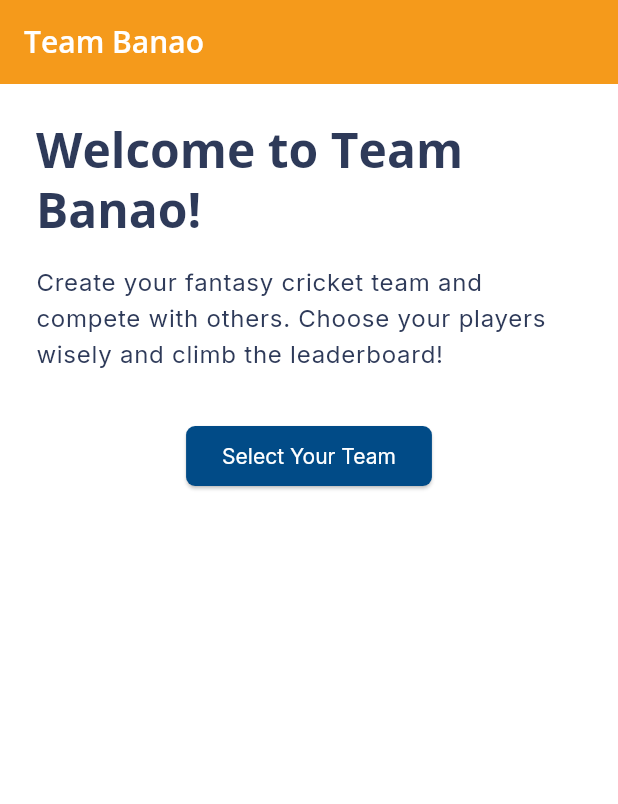
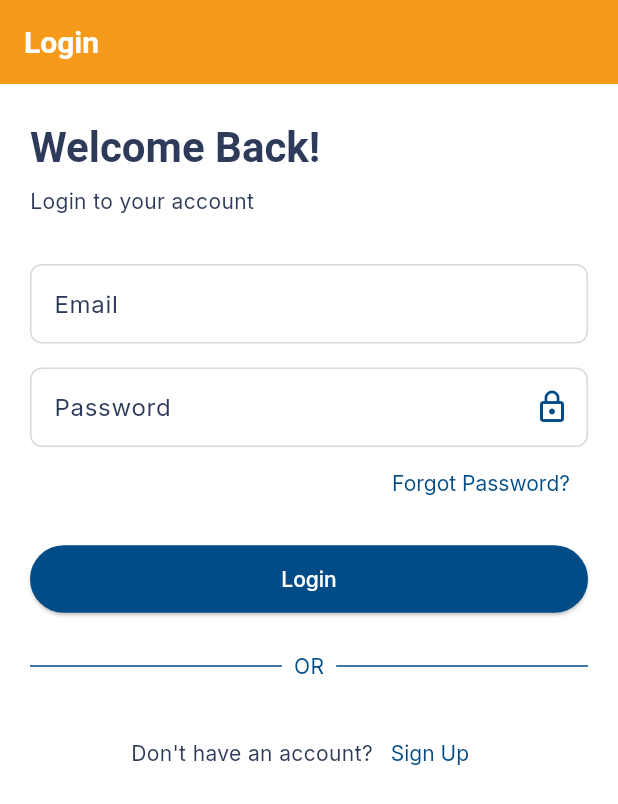
Before and after one commit to Devvratbytelogic/team_banao, a Flutter app: the screen it shows after launch, on a phone screen of 412 x 824 dp. Shown: the top 804 px of the screen. Run offline on Flutter 3.47's test engine with Material 3 defaults, Android fonts, the light colour scheme and no system bars; our stand-ins replace google_fonts, shared_preferences; Roboto replaces fonts that are missing (Ubuntu).

Commit message:
Refactored code with global function for reuse and set up login_screen.dart ---------------------- 1. Updated app_theme.dart with default styling data for consistent theming. 2. Added new constants to constants.dart to manage global horizontal and vertical spacing. 3. Created custom button widgets to standardize button usage across the application. 4. Added custom_divider.dart to implement dividers throughout the app. 5 Implemented custom input widgets to manage form fields application-wide.

```diff
--- /dev/null
+++ b/devtools_options.yaml
@@ -0,0 +1,3 @@
+description: This file stores settings for Dart & Flutter DevTools.
+documentation: https://docs.flutter.dev/tools/devtools/extensions#configure-extension-enablement-states
+extensions:
--- a/lib/src/ app.dart
+++ b/lib/src/ app.dart
@@ -1,20 +1,29 @@
 // # Root widget and routes
 
 import 'package:flutter/material.dart';
+import 'package:shared_preferences/shared_preferences.dart';
 import 'package:team_banao/src/screens/home_screen.dart';
+import 'package:team_banao/src/screens/login_screen.dart';
 
 import 'theme/app_theme.dart';
 
 class TeamBanaoApp extends StatelessWidget {
   const TeamBanaoApp({Key? key}) : super(key: key);
 
+  Future<Widget> _getInitialScreen() async {
+    SharedPreferences prefs = await SharedPreferences.getInstance();
+    bool isLoggedIn = prefs.getBool('isLoggedIn') ?? false;
+    return isLoggedIn ? const HomeScreen() : const LoginScreen();
+  }
   @override
   Widget build(BuildContext context) {
     return MaterialApp(
       title: 'Team Banao',
       debugShowCheckedModeBanner: false,
       theme: AppTheme.lightTheme,
-      home: const HomeScreen(),
+      home: const LoginScreen(),
+      // initialRoute: AppRoutes.login,
+      // onGenerateRoute: AppRoutes.generateRoute,
     );
   }
 }
--- a/lib/src/core/constants.dart
+++ b/lib/src/core/constants.dart
@@ -16,3 +16,23 @@ class AppColors {
 class AppStrings {
   static const appName = "Team Banao";
 }
+
+class AppContainers {
+  static const double horizontalPadding = 20.0;
+  static const double verticalPadding = 20.0;
+  static const EdgeInsets screenPaddingHorizontal = EdgeInsets.symmetric(horizontal: horizontalPadding);
+  static const EdgeInsets screenPaddingVertical = EdgeInsets.symmetric(vertical: verticalPadding);
+}
+
+class AppSpaces {
+  static const SizedBox h8 = SizedBox(height: 8);
+  static const SizedBox h16 = SizedBox(height: 16);
+  static const SizedBox h24 = SizedBox(height: 24);
+  static const SizedBox h32 = SizedBox(height: 32);
+
+  static const SizedBox w1 = SizedBox(width: 1);
+  static const SizedBox w8 = SizedBox(width: 8);
+  static const SizedBox w16 = SizedBox(width: 16);
+  static const SizedBox w24 = SizedBox(width: 24);
+  static const SizedBox w32 = SizedBox(width: 32);
+}
--- /dev/null
+++ b/lib/src/routes/routes.dart
@@ -0,0 +1,27 @@
+import 'package:flutter/material.dart';
+import 'package:team_banao/src/screens/home_screen.dart';
+import 'package:team_banao/src/screens/login_screen.dart';
+import 'package:team_banao/src/screens/registration_screen.dart';
+
+class AppRoutes {
+  static const String home = '/';
+  static const String login = '/login';
+  static const String registration = '/registration';
+
+  static Route<dynamic> generateRoute(RouteSettings settings) {
+    switch (settings.name) {
+      case home:
+        return MaterialPageRoute(builder: (_) => const HomeScreen());
+      case login:
+        return MaterialPageRoute(builder: (_) => const LoginScreen());
+      case registration:
+        return MaterialPageRoute(builder: (_) => const RegistrationScreen());
+      default:
+        return MaterialPageRoute(
+          builder: (_) => const Scaffold(
+            body: Center(child: Text('No route defined')),
+          ),
+        );
+    }
+  }
+}
--- a/lib/src/screens/home_screen.dart
+++ b/lib/src/screens/home_screen.dart
@@ -19,7 +19,7 @@ class HomeScreen extends StatelessWidget {
         ),
       ),
       body: Padding(
-        padding: const EdgeInsets.all(24.0),
+        padding: AppContainers.screenPaddingHorizontal,
         child: Column(
           crossAxisAlignment: CrossAxisAlignment.start,
           children: [
@@ -40,11 +40,11 @@ class HomeScreen extends StatelessWidget {
             // Custom Button
             Center(
               child: CustomButton(
-                label: 'Select Your Team',
-                onPressed: () {
-                  // Navigate to team selection screen
-                  Navigator.pushNamed(context, '/team-selection');
-                },
+                label: 'Primary Rounded',
+                variant: ButtonVariant.secondary,
+                style: ButtonStyleType.roundedFull,
+                isFullWidth: true,
+                onPressed: () {},
               ),
             ),
           ],
--- /dev/null
+++ b/lib/src/screens/login_screen.dart
@@ -0,0 +1,89 @@
+import 'package:flutter/material.dart';
+import 'package:google_fonts/google_fonts.dart';
+import 'package:team_banao/src/widgets/common/custom_button.dart';
+import 'package:team_banao/src/widgets/common/custom_input.dart';
+import 'package:team_banao/src/widgets/ui/custom_divider.dart';
+import '../core/constants.dart'; // Assumes AppColors is defined here
+
+class LoginScreen extends StatelessWidget {
+  const LoginScreen({super.key});
+
+  @override
+  Widget build(BuildContext context) {
+    final textTheme = Theme.of(context).textTheme;
+    return Scaffold(
+      appBar: AppBar(title: const Text("Login")),
+      body: SafeArea(
+        child: SingleChildScrollView(
+          child: Padding(
+            padding: AppContainers.screenPaddingHorizontal,
+            child: Column(
+              crossAxisAlignment: CrossAxisAlignment.start,
+              children: [
+                AppSpaces.h24,
+                Text("Welcome Back!", style: textTheme.headlineMedium),
+                AppSpaces.h8,
+                Text("Login to your account"),
+                AppSpaces.h32,
+
+                CustomInput(
+                  label: "Email",
+                  keyboardType: TextInputType.emailAddress,
+                ),
+                AppSpaces.h16,
+                CustomInput(
+                  label: "Password",
+                  obscureText: true,
+                  enableToggle: true,
+                  toggleOffIcon: Icon(Icons.lock_outline),
+                  toggleOnIcon: Icon(Icons.lock_open),
+                ),
+
+                // Forgot Password
+                Align(
+                  alignment: Alignment.centerRight,
+                  child: TextButton(
+                    onPressed: () {
+                      // Forgot password logic
+                    },
+                    child: Text("Forgot Password?"),
+                  ),
+                ),
+                AppSpaces.h16,
+
+                // Login Button
+                CustomButton(
+                  label: 'Login',
+                  variant: ButtonVariant.primary,
+                  style: ButtonStyleType.roundedFull,
+                  isFullWidth: true,
+                  onPressed: () {},
+                ),
+                AppSpaces.h24,
+
+                // Divider
+                const CustomDivider(text: "OR"),
+                AppSpaces.h24,
+
+                // Register Prompt
+                Row(
+                  mainAxisAlignment: MainAxisAlignment.center,
+
+                  children: [
+                    Text("Don't have an account?"),
+                    TextButton(
+                      onPressed: () {
+                        // Navigate to register screen
+                      },
+                      child: Text("Sign Up"),
+                    ),
+                  ],
+                ),
+              ],
+            ),
+          ),
+        ),
+      ),
+    );
+  }
+}
--- /dev/null
+++ b/lib/src/screens/registration_screen.dart
@@ -0,0 +1,19 @@
+import 'package:flutter/material.dart';
+
+class RegistrationScreen extends StatefulWidget {
+  const RegistrationScreen({super.key});
+
+  @override
+  State<RegistrationScreen> createState() => _RegistrationScreenState();
+}
+
+class _RegistrationScreenState extends State<RegistrationScreen> {
+  @override
+  Widget build(BuildContext context) {
+    return Scaffold(
+      appBar: AppBar(
+        title: Text('User Registration'),
+      ),
+    );
+  }
+}
--- a/lib/src/theme/app_theme.dart
+++ b/lib/src/theme/app_theme.dart
@@ -5,15 +5,20 @@ import '../core/constants.dart';
 class AppTheme {
   static ThemeData get lightTheme {
     return ThemeData(
-      primaryColor: AppColors.primary,
-      scaffoldBackgroundColor: Colors.white,
-      fontFamily: 'Inter', // Set Inter as the default font family
+      // primaryColor: AppColors.primary,
+      // scaffoldBackgroundColor: Colors.white,
+      // fontFamily: 'lora', // Set Inter as the default font family
 
       // AppBar
-      appBarTheme: const AppBarTheme(
+      appBarTheme: AppBarTheme(
         backgroundColor: AppColors.secondary,
         elevation: 0,
         foregroundColor: Colors.white,
+        titleTextStyle: GoogleFonts.ubuntu(
+          fontSize: 20,
+          fontWeight: FontWeight.w600,
+          color: Colors.white,
+        ),
       ),
 
       // Buttons
@@ -21,7 +26,7 @@ class AppTheme {
         style: ElevatedButton.styleFrom(
           backgroundColor: AppColors.primary,
           foregroundColor: Colors.white,
-          textStyle: GoogleFonts.inter(fontWeight: FontWeight.normal),
+          textStyle: GoogleFonts.inter(fontWeight: FontWeight.w500),
           shape: RoundedRectangleBorder(
             borderRadius: BorderRadius.circular(6),
           ),
@@ -30,17 +35,22 @@ class AppTheme {
 
       // Typography
       textTheme: TextTheme(
-        headlineLarge: GoogleFonts.openSans(
+        headlineLarge: GoogleFonts.ubuntu(
           fontSize: 32,
           fontWeight: FontWeight.bold,
           color: AppColors.bodyText,
         ),
-        headlineMedium: GoogleFonts.openSans(
+        headlineMedium: GoogleFonts.ubuntu(
+          fontSize: 28,
+          fontWeight: FontWeight.w600,
+          color: AppColors.bodyText,
+        ),
+        headlineSmall: GoogleFonts.ubuntu(
           fontSize: 24,
           fontWeight: FontWeight.w600,
           color: AppColors.bodyText,
         ),
-        titleLarge: GoogleFonts.openSans(
+        titleLarge: GoogleFonts.ubuntu(
           fontSize: 20,
           fontWeight: FontWeight.w600,
           color: AppColors.bodyText,
@@ -48,9 +58,9 @@ class AppTheme {
         bodyLarge: GoogleFonts.inter(
           fontSize: 16,
           fontWeight: FontWeight.normal,
-          color: AppColors.bodyText,
+          color: AppColors.secondary,
         ),
-        bodyMedium: GoogleFonts.inter(
+        bodyMedium: GoogleFonts.inter( //// the default text style for plain Text widgets that don’t specify a style explicitly.
           fontSize: 14,
           fontWeight: FontWeight.normal,
           color: AppColors.bodyText,
@@ -62,84 +72,52 @@ class AppTheme {
         ),
       ),
 
+
+      // Input decoration styling
+      inputDecorationTheme: InputDecorationTheme(
+        labelStyle: GoogleFonts.inter(
+          fontSize: 16,
+          color: AppColors.bodyText,
+        ),
+        border: OutlineInputBorder(
+          borderRadius: BorderRadius.circular(8),
+        ),
+        enabledBorder: OutlineInputBorder(  // <--- add this
+          borderRadius: BorderRadius.circular(8),
+          borderSide: BorderSide(
+            color: AppColors.lightGray, // or your preferred color for unfocused border
+            width: 1,
+          ),
+        ),
+        focusedBorder: OutlineInputBorder(
+          borderRadius: BorderRadius.circular(8),
+          borderSide: BorderSide(
+            color: AppColors.primary,
+            width: 1,
+          ),
+        ),
+        suffixIconColor: AppColors.primary,  // sets suffix icon color
+        prefixIconColor: AppColors.primary, // sets prefix icon color
+      ),
+
+      // Text button decoration and styling
+      textButtonTheme: TextButtonThemeData(
+        style: TextButton.styleFrom(
+          foregroundColor: AppColors.primary,
+          textStyle: GoogleFonts.inter(
+            fontWeight: FontWeight.normal,
+            fontSize: 14,
+          ),
+        ),
+    //           .copyWith(
+    //   overlayColor: WidgetStateProperty.all(Colors.transparent),
+    // ),
+      ),
+
+
       colorScheme: ColorScheme.fromSwatch().copyWith(
         secondary: AppColors.primary,
       ),
     );
   }
 }
-
-
-// ⭐️⭐️⭐️⭐️⭐️⭐️⭐️⭐️⭐️without google font⭐️⭐️⭐️⭐️⭐️⭐️⭐️⭐️⭐️⭐️
-
-
-// import 'package:flutter/material.dart';
-// import '../core/constants.dart';
-// class AppTheme {
-//   static ThemeData get lightTheme {
-//     return ThemeData(
-//       primaryColor: AppColors.primary,
-//       scaffoldBackgroundColor: Colors.white,
-//       fontFamily: 'Poppins', // Optional: remove this line if you want full system default
-//
-//       // AppBar
-//       appBarTheme: const AppBarTheme(
-//         backgroundColor: AppColors.secondary,
-//         elevation: 0,
-//         foregroundColor: Colors.white,
-//       ),
-//
-//       // Buttons
-//       elevatedButtonTheme: ElevatedButtonThemeData(
-//         style: ElevatedButton.styleFrom(
-//           backgroundColor: AppColors.primary,
-//           foregroundColor: Colors.white,
-//           textStyle: const TextStyle(
-//             fontWeight: FontWeight.normal,
-//           ),
-//           shape: RoundedRectangleBorder(
-//             borderRadius: BorderRadius.circular(6),
-//           ),
-//         ),
-//       ),
-//
-//       // Typography
-//       textTheme: const TextTheme(
-//         headlineLarge: TextStyle(
-//           fontSize: 32,
-//           fontWeight: FontWeight.bold,
-//           color: AppColors.bodyText,
-//         ),
-//         headlineMedium: TextStyle(
-//           fontSize: 24,
-//           fontWeight: FontWeight.w600,
-//           color: AppColors.bodyText,
-//         ),
-//         titleLarge: TextStyle(
-//           fontSize: 20,
-//           fontWeight: FontWeight.w600,
-//           color: AppColors.bodyText,
-//         ),
-//         bodyLarge: TextStyle(
-//           fontSize: 16,
-//           fontWeight: FontWeight.normal,
-//           color: AppColors.bodyText,
-//         ),
-//         bodyMedium: TextStyle(
-//           fontSize: 14,
-//           fontWeight: FontWeight.normal,
-//           color: AppColors.bodyText,
-//         ),
-//         labelLarge: TextStyle(
-//           fontSize: 14,
-//           fontWeight: FontWeight.w500,
-//           color: AppColors.bodyText,
-//         ),
-//       ),
-//
-//       colorScheme: ColorScheme.fromSwatch().copyWith(
-//         secondary: AppColors.primary,
-//       ),
-//     );
-//   }
-// }
--- a/lib/src/widgets/common/custom_button.dart
+++ b/lib/src/widgets/common/custom_button.dart
@@ -1,16 +1,56 @@
 import 'package:flutter/material.dart';
+import 'package:team_banao/src/core/constants.dart';
+
+enum ButtonVariant { primary, secondary, danger }
+enum ButtonStyleType { roundedFull, standard }
 
 class CustomButton extends StatelessWidget {
   final String label;
   final VoidCallback onPressed;
+  final ButtonVariant variant;
+  final ButtonStyleType style;
+  final bool isFullWidth;
 
-  const CustomButton({required this.label, required this.onPressed, Key? key}) : super(key: key);
+  const CustomButton({
+    Key? key,
+    required this.label,
+    required this.onPressed,
+    this.variant = ButtonVariant.primary,
+    this.style = ButtonStyleType.standard,
+    this.isFullWidth = false,
+  }) : super(key: key);
+
+  Color _getBackgroundColor() {
+    switch (variant) {
+      case ButtonVariant.primary:
+        return AppColors.primary;
+      case ButtonVariant.secondary:
+        return AppColors.secondary;
+      case ButtonVariant.danger:
+        return AppColors.danger;
+    }
+  }
 
   @override
   Widget build(BuildContext context) {
-    return ElevatedButton(
-      onPressed: onPressed,
-      child: Text(label),
+    final borderRadius = style == ButtonStyleType.roundedFull
+        ? BorderRadius.circular(30)
+        : BorderRadius.circular(8);
+
+    return SizedBox(
+      width: isFullWidth ? double.infinity : null,
+      child: ElevatedButton(
+        onPressed: onPressed,
+        style: ElevatedButton.styleFrom(
+          backgroundColor: _getBackgroundColor(),
+          padding: const EdgeInsets.symmetric(vertical: 14, horizontal: 24),
+          shape: RoundedRectangleBorder(borderRadius: borderRadius),
+        ),
+        child: Text(
+          label,
+          style: const TextStyle(color: AppColors.white),
+        ),
+      ),
     );
   }
 }
--- /dev/null
+++ b/lib/src/widgets/common/custom_input.dart
@@ -0,0 +1,78 @@
+import 'package:flutter/material.dart';
+import 'package:google_fonts/google_fonts.dart';
+import 'package:team_banao/src/core/constants.dart';
+
+class CustomInput extends StatefulWidget {
+  final String label;
+  final bool obscureText;
+  final TextInputType keyboardType;
+  final TextEditingController? controller;
+  final void Function(String)? onChanged;
+  final bool enableToggle;
+  final Widget? icon;              // for static icon (when toggle disabled)
+  final Widget? toggleOnIcon;     // icon to show when text is visible (not obscured)
+  final Widget? toggleOffIcon;    // icon to show when text is obscured
+
+  const CustomInput({
+    Key? key,
+    required this.label,
+    this.obscureText = false,
+    this.keyboardType = TextInputType.text,
+    this.controller,
+    this.onChanged,
+    this.enableToggle = false,
+    this.icon,
+    this.toggleOnIcon,
+    this.toggleOffIcon,
+  }) : super(key: key);
+
+  @override
+  _CustomInputState createState() => _CustomInputState();
+}
+
+class _CustomInputState extends State<CustomInput> {
+  late bool _obscureText;
+
+  @override
+  void initState() {
+    super.initState();
+    _obscureText = widget.obscureText;
+  }
+
+  void _toggleObscure() {
+    setState(() {
+      _obscureText = !_obscureText;
+    });
+  }
+
+  @override
+  Widget build(BuildContext context) {
+    final theme = Theme.of(context);
+
+    return TextField(
+      controller: widget.controller,
+      obscureText: _obscureText,
+      keyboardType: widget.keyboardType,
+      onChanged: widget.onChanged,
+      decoration: InputDecoration(
+        labelText: widget.label,
+        labelStyle: theme.inputDecorationTheme.labelStyle,
+        border: theme.inputDecorationTheme.border,
+        focusedBorder: theme.inputDecorationTheme.focusedBorder,
+        suffixIcon: widget.enableToggle
+            ? IconButton(
+          icon: _obscureText
+              ? (widget.toggleOffIcon ?? const Icon(Icons.visibility_off)) //color: Colors.grey
+              : (widget.toggleOnIcon ?? const Icon(Icons.visibility)),
+          onPressed: _toggleObscure,
+        )
+            : widget.icon,
+      ),
+      style: TextStyle(
+        fontSize: 14,          // Your desired font size
+        color: AppColors.primary, // Your desired color
+        fontWeight: FontWeight.normal,
+      ),
+    );
+  }
+}
--- /dev/null
+++ b/lib/src/widgets/ui/custom_divider.dart
@@ -0,0 +1,47 @@
+import 'package:flutter/material.dart';
+import 'package:team_banao/src/core/constants.dart'; // Assumes AppColors is defined here
+
+class CustomDivider extends StatelessWidget {
+  final Color dividerColor;
+  final double thickness;
+  final double horizontalPadding;
+  final String text; // New parameter for the text
+
+  const CustomDivider({
+    super.key,
+    this.dividerColor = AppColors.primary, // Default to AppColors.primary
+    this.thickness = 1.0, // Default thickness
+    this.horizontalPadding = 8.0, // Default padding around the text
+    this.text = "OR", // Default text is "OR"
+  });
+
+  @override
+  Widget build(BuildContext context) {
+    return Row(
+      children: [
+        Expanded(
+          child: Divider(
+            thickness: thickness,
+            color: dividerColor,
+          ),
+        ),
+        Padding(
+          padding: EdgeInsets.symmetric(horizontal: horizontalPadding),
+          child: Text(
+            text, // Use the passed text
+            style: TextStyle(
+              color: dividerColor,
+              fontWeight: FontWeight.w400,
+            ),
+          ),
+        ),
+        Expanded(
+          child: Divider(
+            thickness: thickness,
+            color: dividerColor,
+          ),
+        ),
+      ],
+    );
+  }
+}
--- a/pubspec.yaml
+++ b/pubspec.yaml
@@ -35,6 +35,7 @@ dependencies:
   # Use with the CupertinoIcons class for iOS style icons.
   cupertino_icons: ^1.0.8
   google_fonts: ^6.2.1
+  shared_preferences: ^2.5.3
 
 dev_dependencies:
   flutter_test:
```
Also changed, not shown: pubspec.lock, 8 other files.
